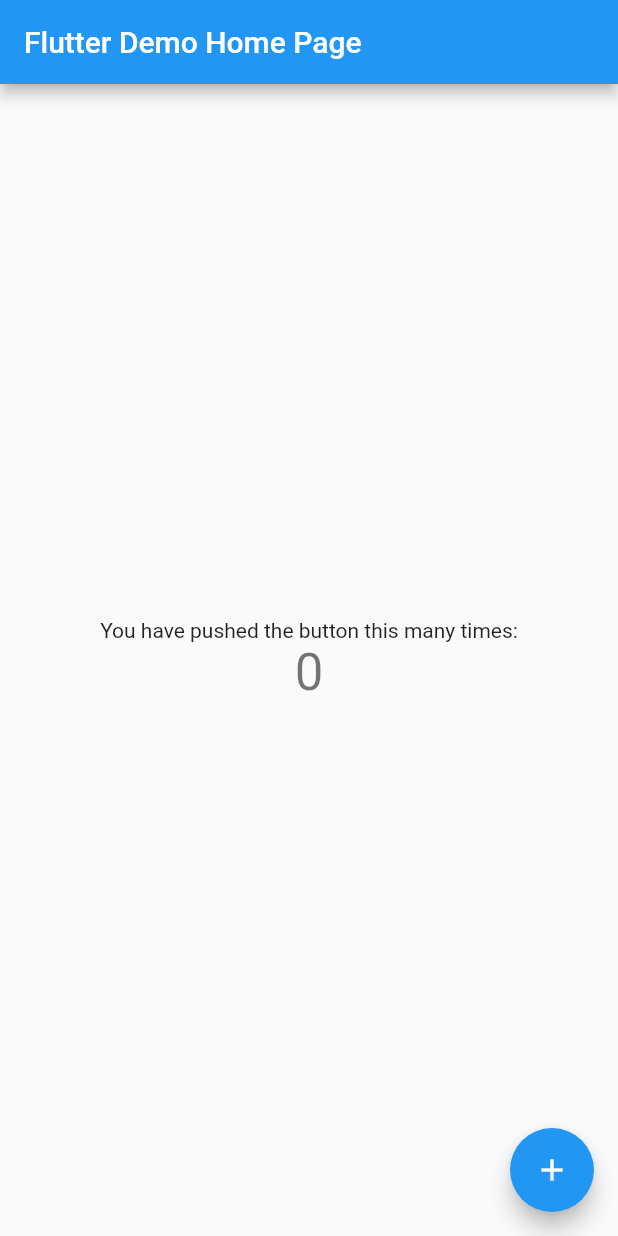
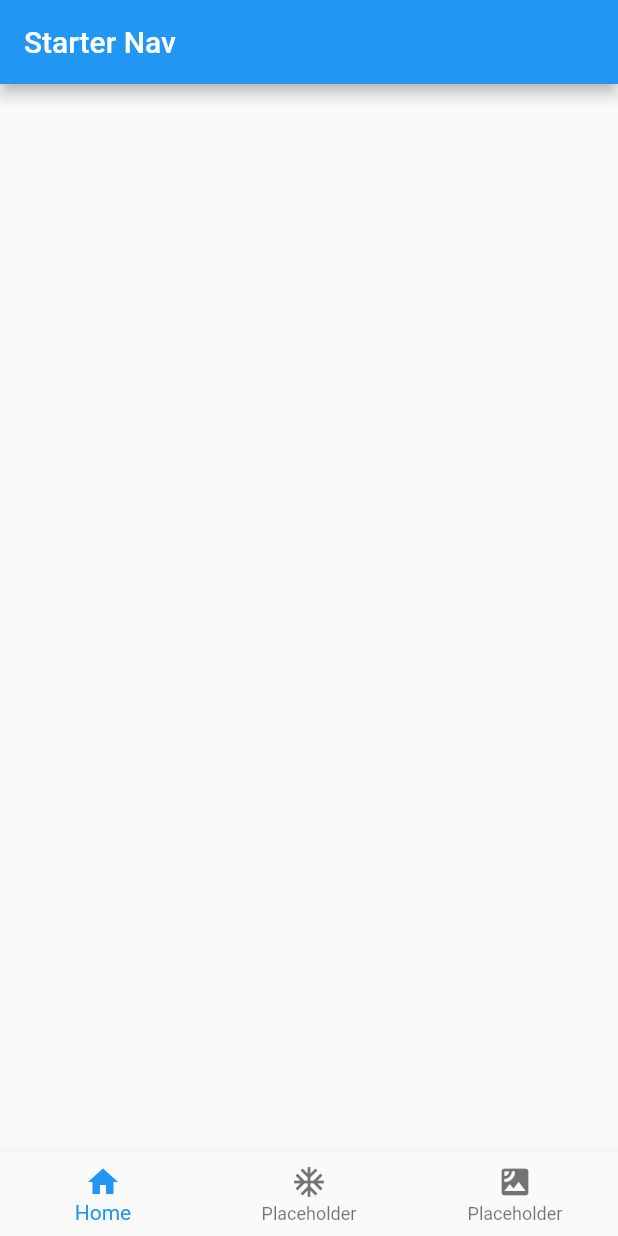
Before and after one commit to clarkdowner/flutter_nav_starter, a Flutter app: the screen it shows after launch, on a phone screen of 412 x 824 dp. Run offline on Flutter 3.47's test engine with Material 2 defaults, Android fonts, the phone set to English and light mode, and no system bars.

```diff
--- a/lib/home.dart
+++ b/lib/home.dart
@@ -1,85 +1,39 @@
 import 'package:flutter/material.dart';
 
-class MyHomePage extends StatefulWidget {
-  MyHomePage({Key key, this.title}) : super(key: key);
-
-  // This widget is the home page of your application. It is stateful, meaning
-  // that it has a State object (defined below) that contains fields that affect
-  // how it looks.
-
-  // This class is the configuration for the state. It holds the values (in this
-  // case the title) provided by the parent (in this case the App widget) and
-  // used by the build method of the State. Fields in a Widget subclass are
-  // always marked "final".
+class Home extends StatefulWidget {
+  Home({Key key, this.title}) : super(key: key);
 
   final String title;
 
   @override
-  _MyHomePageState createState() => new _MyHomePageState();
+  _HomeState createState() => new _HomeState();
 }
 
-class _MyHomePageState extends State<MyHomePage> {
-  int _counter = 0;
-
-  void _incrementCounter() {
-    setState(() {
-      // This call to setState tells the Flutter framework that something has
-      // changed in this State, which causes it to rerun the build method below
-      // so that the display can reflect the updated values. If we changed
-      // _counter without calling setState(), then the build method would not be
-      // called again, and so nothing would appear to happen.
-      _counter++;
-    });
-  }
+class _HomeState extends State<Home> {
 
   @override
   Widget build(BuildContext context) {
-    // This method is rerun every time setState is called, for instance as done
-    // by the _incrementCounter method above.
-    //
-    // The Flutter framework has been optimized to make rerunning build methods
-    // fast, so that you can just rebuild anything that needs updating rather
-    // than having to individually change instances of widgets.
-    return new Scaffold(
-      appBar: new AppBar(
-        // Here we take the value from the MyHomePage object that was created by
-        // the App.build method, and use it to set our appbar title.
-        title: new Text(widget.title),
+    return Scaffold(
+      appBar: AppBar(
+        title: Text('Starter Nav'),
       ),
-      body: new Center(
-        // Center is a layout widget. It takes a single child and positions it
-        // in the middle of the parent.
-        child: new Column(
-          // Column is also layout widget. It takes a list of children and
-          // arranges them vertically. By default, it sizes itself to fit its
-          // children horizontally, and tries to be as tall as its parent.
-          //
-          // Invoke "debug paint" (press "p" in the console where you ran
-          // "flutter run", or select "Toggle Debug Paint" from the Flutter tool
-          // window in IntelliJ) to see the wireframe for each widget.
-          //
-          // Column has various properties to control how it sizes itself and
-          // how it positions its children. Here we use mainAxisAlignment to
-          // center the children vertically; the main axis here is the vertical
-          // axis because Columns are vertical (the cross axis would be
-          // horizontal).
-          mainAxisAlignment: MainAxisAlignment.center,
-          children: <Widget>[
-            new Text(
-              'You have pushed the button this many times:',
-            ),
-            new Text(
-              '$_counter',
-              style: Theme.of(context).textTheme.display1,
-            ),
-          ],
-        ),
+      bottomNavigationBar: BottomNavigationBar(
+        currentIndex: 0, // this will be set when a new tab is selected
+        items: [
+          BottomNavigationBarItem(
+            icon: new Icon(Icons.home),
+            title: new Text('Home'),
+          ),
+          BottomNavigationBarItem(
+            icon: new Icon(Icons.ac_unit),
+            title: new Text('Placeholder'),
+          ),
+          BottomNavigationBarItem(
+            icon: new Icon(Icons.satellite),
+            title: new Text('Placeholder'),
+          ),
+        ],
       ),
-      floatingActionButton: new FloatingActionButton(
-        onPressed: _incrementCounter,
-        tooltip: 'Increment',
-        child: new Icon(Icons.add),
-      ), // This trailing comma makes auto-formatting nicer for build methods.
     );
   }
 }
--- /dev/null
+++ b/lib/home_explained.dart
@@ -0,0 +1,85 @@
+import 'package:flutter/material.dart';
+
+class MyHomePage extends StatefulWidget {
+  MyHomePage({Key key, this.title}) : super(key: key);
+
+  // This widget is the home page of your application. It is stateful, meaning
+  // that it has a State object (defined below) that contains fields that affect
+  // how it looks.
+
+  // This class is the configuration for the state. It holds the values (in this
+  // case the title) provided by the parent (in this case the App widget) and
+  // used by the build method of the State. Fields in a Widget subclass are
+  // always marked "final".
+
+  final String title;
+
+  @override
+  _MyHomePageState createState() => new _MyHomePageState();
+}
+
+class _MyHomePageState extends State<MyHomePage> {
+  int _counter = 0;
+
+  void _incrementCounter() {
+    setState(() {
+      // This call to setState tells the Flutter framework that something has
+      // changed in this State, which causes it to rerun the build method below
+      // so that the display can reflect the updated values. If we changed
+      // _counter without calling setState(), then the build method would not be
+      // called again, and so nothing would appear to happen.
+      _counter++;
+    });
+  }
+
+  @override
+  Widget build(BuildContext context) {
+    // This method is rerun every time setState is called, for instance as done
+    // by the _incrementCounter method above.
+    //
+    // The Flutter framework has been optimized to make rerunning build methods
+    // fast, so that you can just rebuild anything that needs updating rather
+    // than having to individually change instances of widgets.
+    return new Scaffold(
+      appBar: new AppBar(
+        // Here we take the value from the MyHomePage object that was created by
+        // the App.build method, and use it to set our appbar title.
+        title: new Text(widget.title),
+      ),
+      body: new Center(
+        // Center is a layout widget. It takes a single child and positions it
+        // in the middle of the parent.
+        child: new Column(
+          // Column is also layout widget. It takes a list of children and
+          // arranges them vertically. By default, it sizes itself to fit its
+          // children horizontally, and tries to be as tall as its parent.
+          //
+          // Invoke "debug paint" (press "p" in the console where you ran
+          // "flutter run", or select "Toggle Debug Paint" from the Flutter tool
+          // window in IntelliJ) to see the wireframe for each widget.
+          //
+          // Column has various properties to control how it sizes itself and
+          // how it positions its children. Here we use mainAxisAlignment to
+          // center the children vertically; the main axis here is the vertical
+          // axis because Columns are vertical (the cross axis would be
+          // horizontal).
+          mainAxisAlignment: MainAxisAlignment.center,
+          children: <Widget>[
+            new Text(
+              'You have pushed the button this many times:',
+            ),
+            new Text(
+              '$_counter',
+              style: Theme.of(context).textTheme.display1,
+            ),
+          ],
+        ),
+      ),
+      floatingActionButton: new FloatingActionButton(
+        onPressed: _incrementCounter,
+        tooltip: 'Increment',
+        child: new Icon(Icons.add),
+      ), // This trailing comma makes auto-formatting nicer for build methods.
+    );
+  }
+}
--- a/lib/main.dart
+++ b/lib/main.dart
@@ -1,26 +1,16 @@
 import 'package:flutter/material.dart';
 import 'home.dart';
 
-void main() => runApp(new MyApp());
+void main() => runApp(new App());
 
-class MyApp extends StatelessWidget {
-  // This widget is the root of your application.
+class App extends StatelessWidget {
+  // This widget is the root of the application.
   @override
   Widget build(BuildContext context) {
     return new MaterialApp(
       title: 'Flutter Demo',
-      theme: new ThemeData(
-        // This is the theme of your application.
-        //
-        // Try running your application with "flutter run". You'll see the
-        // application has a blue toolbar. Then, without quitting the app, try
-        // changing the primarySwatch below to Colors.green and then invoke
-        // "hot reload" (press "r" in the console where you ran "flutter run",
-        // or press Run > Flutter Hot Reload in IntelliJ). Notice that the
-        // counter didn't reset back to zero; the application is not restarted.
-        primarySwatch: Colors.blue,
-      ),
-      home: new MyHomePage(title: 'Flutter Demo Home Page'),
+      theme: new ThemeData(primarySwatch: Colors.blue,),
+      home: new Home(title: 'Flutter Starter Project'),
     );
   }
 }
```
Also changed, not shown: 1 other file.
